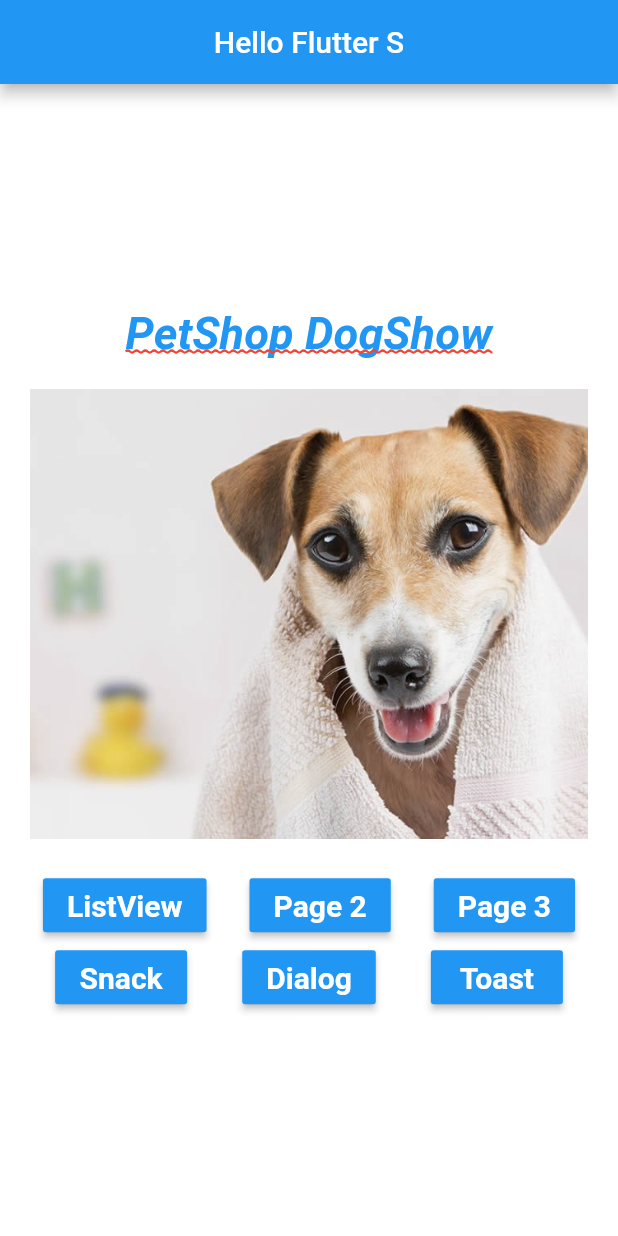
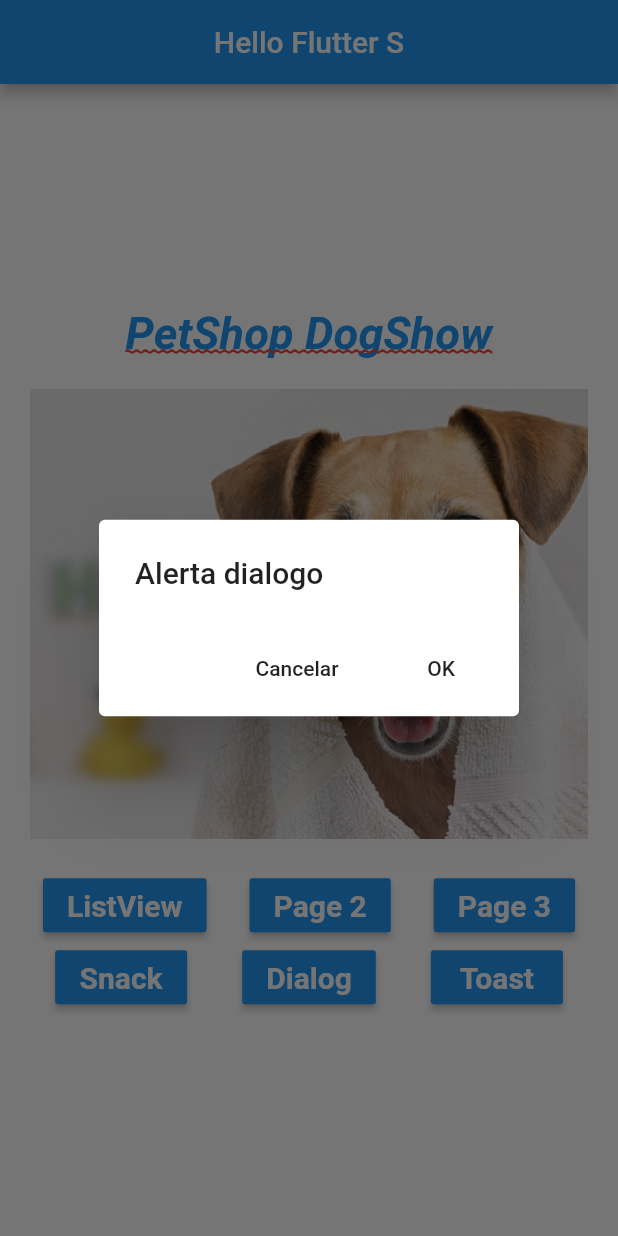
Before and after one commit to llnunes/flutter_app, a Flutter app: the screen it shows after launch, after a tap on "Dialog", on a phone screen of 412 x 824 dp. Run offline on Flutter 3.47's test engine with Material 2 defaults, Android fonts, the phone set to English and light mode, and no system bars.

Commit message:
Dialogos e navegação

```diff
--- a/lib/home_page.dart
+++ b/lib/home_page.dart
@@ -1,6 +1,5 @@
 import 'package:flutter/material.dart';
 import 'package:flutter_app/pages/hello_listview.dart';
-import 'package:flutter_app/pages/hello_page1.dart';
 import 'package:flutter_app/pages/hello_page2.dart';
 import 'package:flutter_app/pages/hello_page3.dart';
 import 'package:flutter_app/util/nav.dart';
@@ -29,7 +28,7 @@ class HomeApp extends StatelessWidget {
         children: <Widget>[
           _text(),
           _pageView(),
-          _buttons(context),
+          _buttons(),
         ],
       ),
     );
@@ -51,37 +50,76 @@ class HomeApp extends StatelessWidget {
     );
   }
 
-  _buttons(context) {
+  _buttons() {
+    return Builder(
+      builder: (BuildContext context) {
         return Column(
           children: <Widget>[
             Row(
               mainAxisAlignment: MainAxisAlignment.spaceEvenly,
               children: <Widget>[
-            BlueButton("ListView", onPressed: () => _onClickNavigator(context, HelloListView())),
-            BlueButton("Page 2", onPressed: () => _onClickNavigator(context, HelloPage2())),
-            BlueButton("Page 3", onPressed: () => _onClickNavigator(context, HelloPage3())),
+                BlueButton("ListView",
+                    onPressed: () =>
+                        _onClickNavigator(context, HelloListView())),
+                BlueButton("Page 2",
+                    onPressed: () => _onClickNavigator(context, HelloPage2())),
+                BlueButton("Page 3",
+                    onPressed: () => _onClickNavigator(context, HelloPage3())),
               ],
             ),
             Row(
               mainAxisAlignment: MainAxisAlignment.spaceEvenly,
               children: <Widget>[
-            BlueButton("Snack", onPressed: _onClickSnack),
-            BlueButton("Dialog", onPressed: _onClickDialog),
+                BlueButton("Snack", onPressed: () => _onClickSnack(context)),
+                BlueButton("Dialog", onPressed: () => _onClickDialog(context)),
                 BlueButton("Toast", onPressed: _onClickToast),
               ],
             ),
           ],
         );
+      },
+    );
   }
-  _onClickSnack() {
 
+  _onClickSnack(context) {
+    Scaffold.of(context).showSnackBar(SnackBar(
+      content: Text("Teste"),
+      action: SnackBarAction(
+        textColor: Colors.yellow,
+        label: "OK",
+        onPressed: () {},
+      ),
+    ));
   }
-  _onClickDialog () {
 
+  _onClickDialog(BuildContext context) {
+    showDialog(
+      barrierDismissible: false,
+        context: context,
+        builder: (context) {
+          return WillPopScope(
+            onWillPop: () async => false,
+            child: AlertDialog(
+              title: Text("Alerta dialogo"),
+              actions: <Widget>[
+                FlatButton(
+                  child: Text("Cancelar"),
+                  onPressed: () {
+                    Navigator.pop(context);
+                  },
+                ),
+                FlatButton(
+                    child: Text("OK"),
+                    onPressed: () {
+                      Navigator.pop(context);
+                    }),
+              ],
+            ),
+          );
+        });
   }
-  _onClickToast() {
 
-  }
+  _onClickToast() {}
 
   _text() {
     return Text("PetShop DogShow",
@@ -106,7 +144,7 @@ class HomeApp extends StatelessWidget {
     );
   }
 
-  void _onClickNavigator(BuildContext context, Widget page) async{
+  void _onClickNavigator(BuildContext context, Widget page) async {
     String s = await push(context, page);
     print("$s");
   }
```
Also changed, not shown: lib/pages/dog_page.dart (added, +18 -0 lines), lib/pages/hello_listview.dart (+61 -49 lines). Lines whose indentation alone changed are shown as unchanged.
